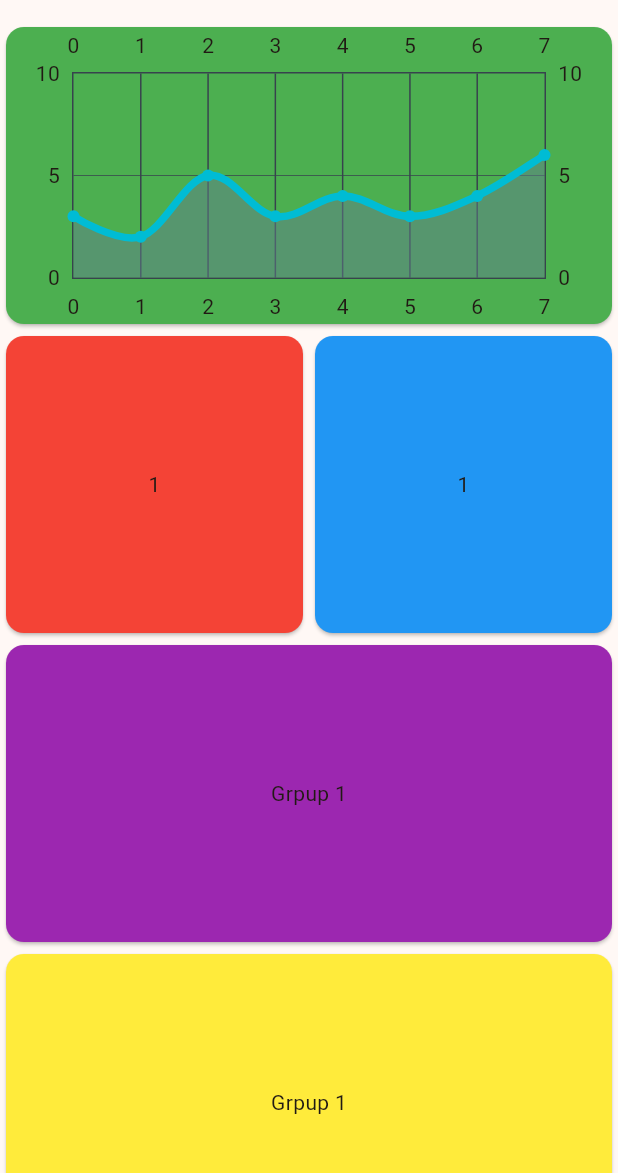
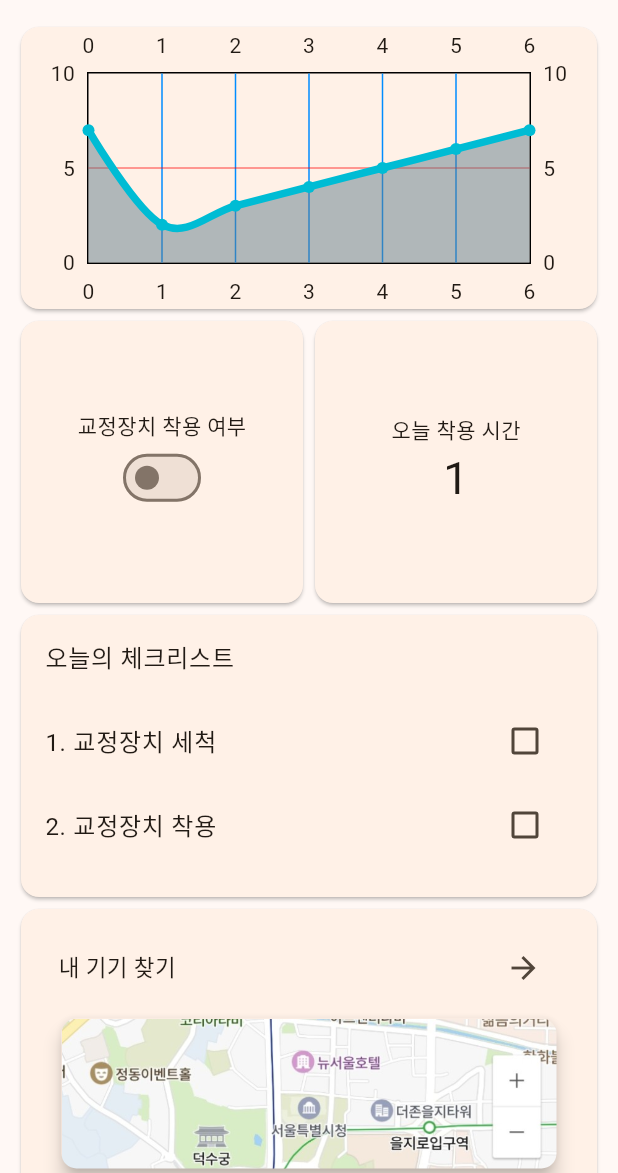
Before and after one commit to cmsong111/smart_brace_case, a Flutter app: the HomePage screen opened directly, on a phone screen of 412 x 824 dp, the part 63-1236 px from its top. Run offline on Flutter 3.47's test engine with Material 2 defaults, Android fonts, the phone set to English and light mode, and no system bars; drawn by our look-alikes of fl_chart; our stand-ins replace firebase_auth, firebase_core, flutter_signin_button, fluttertoast, form_builder_validators, google_sign_in and 1 more; accounts and stored records are empty; generated files the repository leaves out were written again.

Commit message:
add: 홈화면 위젯 분리 및 추가

```diff
--- /dev/null
+++ b/lib/src/presentation/views/main/chart_widget.dart
@@ -0,0 +1,50 @@
+import 'package:fl_chart/fl_chart.dart';
+import 'package:flutter/material.dart';
+
+LineChart mainChart({required List<double> timeData}) {
+  return LineChart(
+    LineChartData(
+      gridData: FlGridData(
+        drawVerticalLine: true,
+        getDrawingHorizontalLine: (value) {
+          return const FlLine(
+            color: Color.fromARGB(255, 255, 0, 0),
+            strokeWidth: 0.5,
+          );
+        },
+        getDrawingVerticalLine: (value) {
+          return const FlLine(
+            color: Color.fromARGB(255, 0, 140, 255),
+            strokeWidth: 1,
+          );
+        },
+      ),
+      minX: 0,
+      maxX: 6,
+      minY: 0,
+      maxY: 10,
+      lineBarsData: [
+        LineChartBarData(
+          spots: [
+            FlSpot(0, timeData[0]),
+            FlSpot(1, timeData[1]),
+            FlSpot(2, timeData[2]),
+            FlSpot(3, timeData[3]),
+            FlSpot(4, timeData[4]),
+            FlSpot(5, timeData[5]),
+            FlSpot(6, timeData[6]),
+          ],
+          isCurved: true,
+          barWidth: 5,
+          isStrokeCapRound: true,
+          dotData: const FlDotData(
+            show: true,
+          ),
+          belowBarData: BarAreaData(
+            show: true,
+          ),
+        ),
+      ],
+    ),
+  );
+}
--- a/lib/src/presentation/views/main/home_page.dart
+++ b/lib/src/presentation/views/main/home_page.dart
@@ -1,6 +1,10 @@
 import 'package:fl_chart/fl_chart.dart';
 import 'package:flutter/material.dart';
 import 'package:flutter_staggered_grid_view/flutter_staggered_grid_view.dart';
+import 'package:smart_brace_case/src/presentation/views/main/chart_widget.dart';
+import 'package:smart_brace_case/src/presentation/views/main/timer_widget.dart';
+import 'package:smart_brace_case/src/presentation/views/main/todo_widget.dart';
+import 'package:smart_brace_case/src/presentation/views/main/toggle_switch.dart';
 
 class HomePage extends StatefulWidget {
   const HomePage({super.key});
@@ -14,7 +18,9 @@ class _HomePageState extends State<HomePage> {
   Widget build(BuildContext context) {
     return Scaffold(
       appBar: AppBar(title: const Text("Smart Brace Case")),
-      body: ListView(
+      body: Padding(
+        padding: const EdgeInsets.fromLTRB(10, 0, 10, 0),
+        child: ListView(
           children: [
             StaggeredGrid.count(
               crossAxisCount: 2,
@@ -23,49 +29,61 @@ class _HomePageState extends State<HomePage> {
                   crossAxisCellCount: 2,
                   mainAxisCellCount: 1,
                   child: Card(
-                  color: Colors.green,
-                  child: LineChart(
-                    mainChart(),
-                  ),
-                ),
+                      child: mainChart(
+                          timeData: [7.0, 2.0, 3.0, 4.0, 5.0, 6.0, 7.0])),
                 ),
                 const StaggeredGridTile.count(
                   crossAxisCellCount: 1,
                   mainAxisCellCount: 1,
-                child: Card(
-                  color: Colors.red,
-                  child: Center(
-                    child: Text("1"),
-                  ),
-                ),
+                  child: ToggleSwitch(),
                 ),
                 const StaggeredGridTile.count(
                   crossAxisCellCount: 1,
                   mainAxisCellCount: 1,
-                child: Card(
-                  color: Colors.blue,
-                  child: Center(
-                    child: Text("1"),
-                  ),
-                ),
+                  child: MyTimer(),
                 ),
                 const StaggeredGridTile.count(
                     crossAxisCellCount: 2,
                     mainAxisCellCount: 1,
-                child: Card(
-                  color: Colors.purple,
-                  child: Center(
-                    child: Text("Grpup 1"),
-                  ),
-                ),
-              ),
-              const StaggeredGridTile.count(
+                    child: TodoCard()),
+                StaggeredGridTile.count(
                   crossAxisCellCount: 2,
                   mainAxisCellCount: 1,
                   child: Card(
-                  color: Colors.yellow,
-                  child: Center(
-                    child: Text("Grpup 1"),
+                    child: Column(
+                      children: [
+                        Padding(
+                          padding: const EdgeInsets.fromLTRB(25, 15, 25, 0),
+                          child: Row(
+                            mainAxisAlignment: MainAxisAlignment.spaceBetween,
+                            children: [
+                              const Text("내 기기 찾기",
+                                  style: TextStyle(fontSize: 15)),
+                              IconButton(
+                                icon: const Icon(Icons.arrow_forward_sharp),
+                                onPressed: () {},
+                              )
+                            ],
+                          ),
+                        ),
+                        SizedBox(
+                          width: 350,
+                          height: 120,
+                          child: Card(
+                            semanticContainer: true,
+                            clipBehavior: Clip.antiAliasWithSaveLayer,
+                            shape: RoundedRectangleBorder(
+                              borderRadius: BorderRadius.circular(10.0),
+                            ),
+                            elevation: 5,
+                            margin: const EdgeInsets.all(10),
+                            child: Image.asset(
+                              'assets/images/naver_map.jpg',
+                              fit: BoxFit.cover,
+                            ),
+                          ),
+                        )
+                      ],
                     ),
                   ),
                 ),
@@ -93,57 +111,7 @@ class _HomePageState extends State<HomePage> {
             ),
           ],
         ),
+      ),
     );
   }
 }
-
-LineChartData mainChart() {
-  return LineChartData(
-    gridData: FlGridData(
-      show: true,
-      drawVerticalLine: true,
-      getDrawingHorizontalLine: (value) {
-        return const FlLine(
-          color: Color(0xff37434d),
-          strokeWidth: 0.5,
-        );
-      },
-      getDrawingVerticalLine: (value) {
-        return const FlLine(
-          color: Color(0xff37434d),
-          strokeWidth: 1,
-        );
-      },
-    ),
-    borderData: FlBorderData(
-        show: true,
-        border: Border.all(color: const Color(0xff37434d), width: 1)),
-    minX: 0,
-    maxX: 7,
-    minY: 0,
-    maxY: 10,
-    lineBarsData: [
-      LineChartBarData(
-        spots: const [
-          FlSpot(0, 3),
-          FlSpot(1, 2),
-          FlSpot(2, 5),
-          FlSpot(3, 3),
-          FlSpot(4, 4),
-          FlSpot(5, 3),
-          FlSpot(6, 4),
-          FlSpot(7, 6),
-        ],
-        isCurved: true,
-        barWidth: 5,
-        isStrokeCapRound: true,
-        dotData: const FlDotData(
-          show: true,
-        ),
-        belowBarData: BarAreaData(
-          show: true,
-        ),
-      ),
-    ],
-  );
-}
--- /dev/null
+++ b/lib/src/presentation/views/main/timer_widget.dart
@@ -0,0 +1,48 @@
+import 'dart:async';
+
+import 'package:flutter/material.dart';
+
+class MyTimer extends StatefulWidget {
+  const MyTimer({super.key});
+
+  @override
+  State<MyTimer> createState() => _MyTimerState();
+}
+
+class _MyTimerState extends State<MyTimer> {
+  int _start = 0;
+
+  Timer? _timer;
+
+  @override
+  void initState() {
+    super.initState();
+    _timer = Timer.periodic(const Duration(seconds: 1), (timer) {
+      setState(() {
+        _start++;
+      });
+    });
+  }
+
+  @override
+  Widget build(BuildContext context) {
+    return Card(
+      child: Column(
+        mainAxisAlignment: MainAxisAlignment.center,
+        children: [
+          const Text("오늘 착용 시간"),
+          Text(
+            "$_start",
+            style: const TextStyle(fontSize: 30),
+          ),
+        ],
+      ),
+    );
+  }
+
+  @override
+  void dispose() {
+    _timer?.cancel();
+    super.dispose();
+  }
+}
--- /dev/null
+++ b/lib/src/presentation/views/main/todo_widget.dart
@@ -0,0 +1,47 @@
+import 'package:flutter/material.dart';
+
+class TodoCard extends StatefulWidget {
+  const TodoCard({super.key});
+
+  @override
+  State<TodoCard> createState() => _TodoCardState();
+}
+
+class _TodoCardState extends State<TodoCard> {
+  bool _isChecked1 = false;
+  bool _isChecked2 = false;
+
+  @override
+  Widget build(BuildContext context) {
+    return Card(
+        child: Column(
+      children: [
+        const ListTile(
+          title: Text("오늘의 체크리스트"),
+        ),
+        ListTile(
+          title: const Text("1. 교정장치 세척"),
+          trailing: Checkbox(
+            value: _isChecked1,
+            onChanged: (bool? value) {
+              setState(() {
+                _isChecked1 = value!;
+              });
+            },
+          ),
+        ),
+        ListTile(
+          title: const Text("2. 교정장치 착용"),
+          trailing: Checkbox(
+            value: _isChecked2,
+            onChanged: (bool? value) {
+              setState(() {
+                _isChecked2 = value!;
+              });
+            },
+          ),
+        ),
+      ],
+    ));
+  }
+}
--- /dev/null
+++ b/lib/src/presentation/views/main/toggle_switch.dart
@@ -0,0 +1,32 @@
+import 'package:flutter/material.dart';
+
+class ToggleSwitch extends StatefulWidget {
+  const ToggleSwitch({super.key});
+
+  @override
+  State<ToggleSwitch> createState() => _ToggleSwitchState();
+}
+
+class _ToggleSwitchState extends State<ToggleSwitch> {
+  bool value = false;
+
+  @override
+  Widget build(BuildContext context) {
+    return Card(
+      child: Column(
+        mainAxisAlignment: MainAxisAlignment.center,
+        children: [
+          const Text("교정장치 착용 여부"),
+          Switch(
+            value: value,
+            onChanged: (bool value) {
+              setState(() {
+                this.value = value;
+              });
+            },
+          )
+        ],
+      ),
+    );
+  }
+}
```
Also changed, not shown: assets/images/naver_map.jpg (added), img/Screenshot_1696963125.png (added), img/Screenshot_1696963135.png (added), img/Screenshot_1696963137.png (added), img/Screenshot_1696963140.png (added), pubspec.lock, 1 other file. Lines whose indentation alone changed are shown as unchanged.
